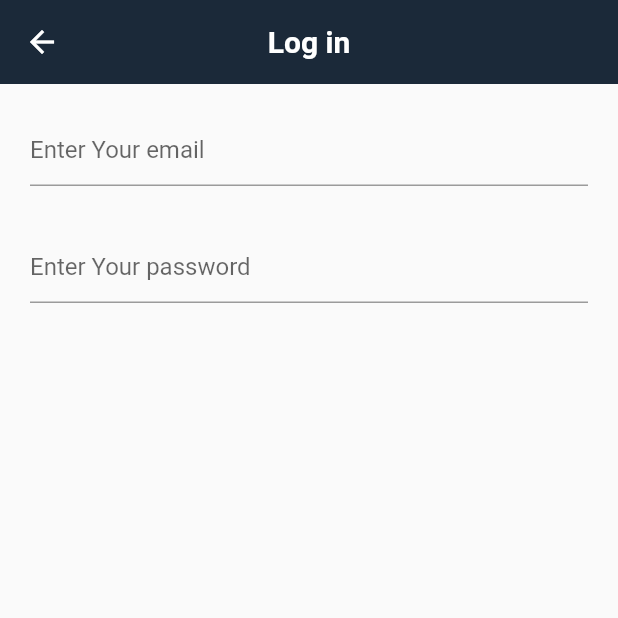
After one commit to Kylepepits/Twitter_clone, a Flutter app: the LoginScreen screen opened directly, on a phone screen of 412 x 824 dp, the top half of it. The commit adds this screen. Run offline on Flutter 3.47's test engine with Material 2 defaults, Android fonts, the phone set to English and light mode, and no system bars.

Commit message:
added home screen and login screen

```diff
--- a/lib/screens/home.dart
+++ b/lib/screens/home.dart
@@ -1,5 +1,6 @@
 import 'package:flutter/material.dart';
 import 'package:twitter_clone/screens/home_body.dart';
+import 'package:twitter_clone/screens/loginScreen.dart';
 import 'package:twitter_clone/screens/profile.dart';
 
 class HomePage extends StatelessWidget {
@@ -151,6 +152,21 @@ class HomePage extends StatelessWidget {
                             style: TextStyle(color: Colors.white),
                           ),
                         ),
+                        ListTile(
+                          title: Text(
+                            'Log out',
+                            style: TextStyle(color: Colors.white),
+                          ),
+                          leading: IconButton(
+                            icon: Icon(Icons.logout_outlined),
+                            onPressed: () {
+                              Navigator.push(
+                                  context,
+                                  MaterialPageRoute(
+                                      builder: (context) => LoginScreen()));
+                            },
+                          ),
+                        ),
                       ],
                     ),
                   ),
--- /dev/null
+++ b/lib/screens/loginScreen.dart
@@ -0,0 +1,61 @@
+import 'package:flutter/material.dart';
+
+class LoginScreen extends StatefulWidget {
+  @override
+  _LoginScreenState createState() => _LoginScreenState();
+}
+
+class _LoginScreenState extends State<LoginScreen> {
+  String _email;
+  String _password;
+  @override
+  Widget build(BuildContext context) {
+    return Scaffold(
+      appBar: AppBar(
+        backgroundColor: Color(0xff1B2939),
+        centerTitle: true,
+        elevation: 0,
+        title: Text(
+          'Log in',
+          style: TextStyle(
+            fontSize: 20,
+            fontWeight: FontWeight.bold,
+          ),
+        ),
+      ),
+      body: Padding(
+        padding: const EdgeInsets.symmetric(horizontal: 20),
+        child: Column(
+          children: [
+            SizedBox(
+              height: 20,
+            ),
+            TextField(
+              decoration: InputDecoration(
+                hintText: 'Enter Your email',
+              ),
+              onChanged: (value) {
+                _email = value;
+              },
+            ),
+            SizedBox(
+              height: 30,
+            ),
+            TextField(
+              obscureText: true,
+              decoration: InputDecoration(
+                hintText: 'Enter Your password',
+              ),
+              onChanged: (value) {
+                _password = value;
+              },
+            ),
+            SizedBox(
+              height: 40,
+            ),
+          ],
+        ),
+      ),
+    );
+  }
+}
```
